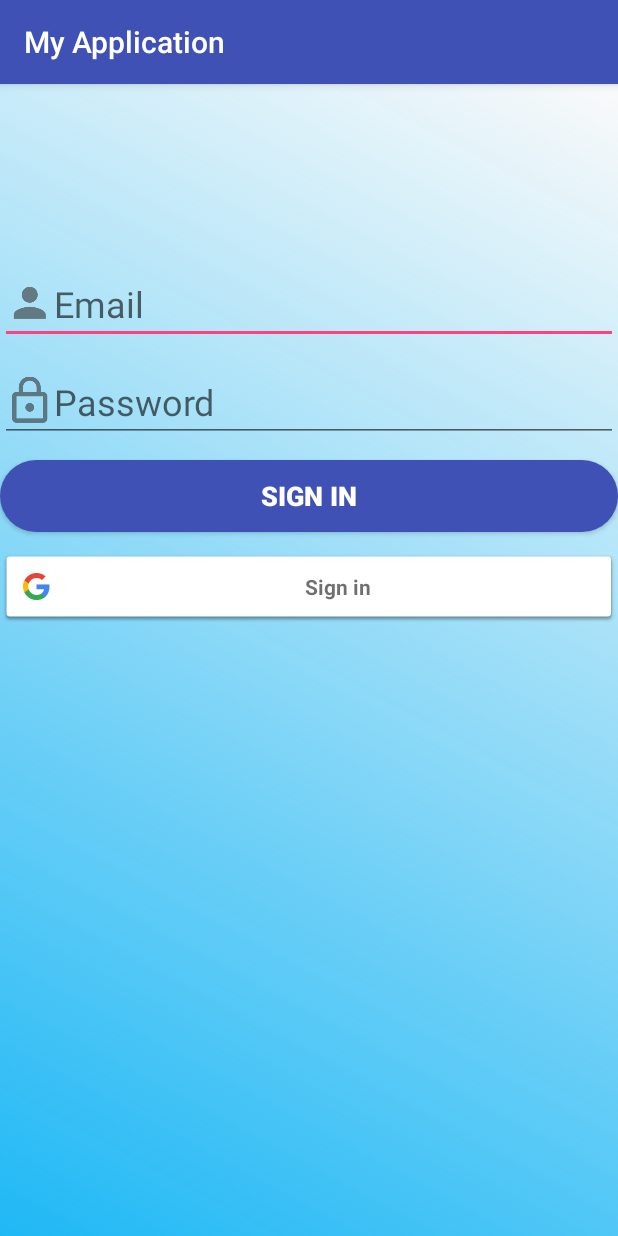
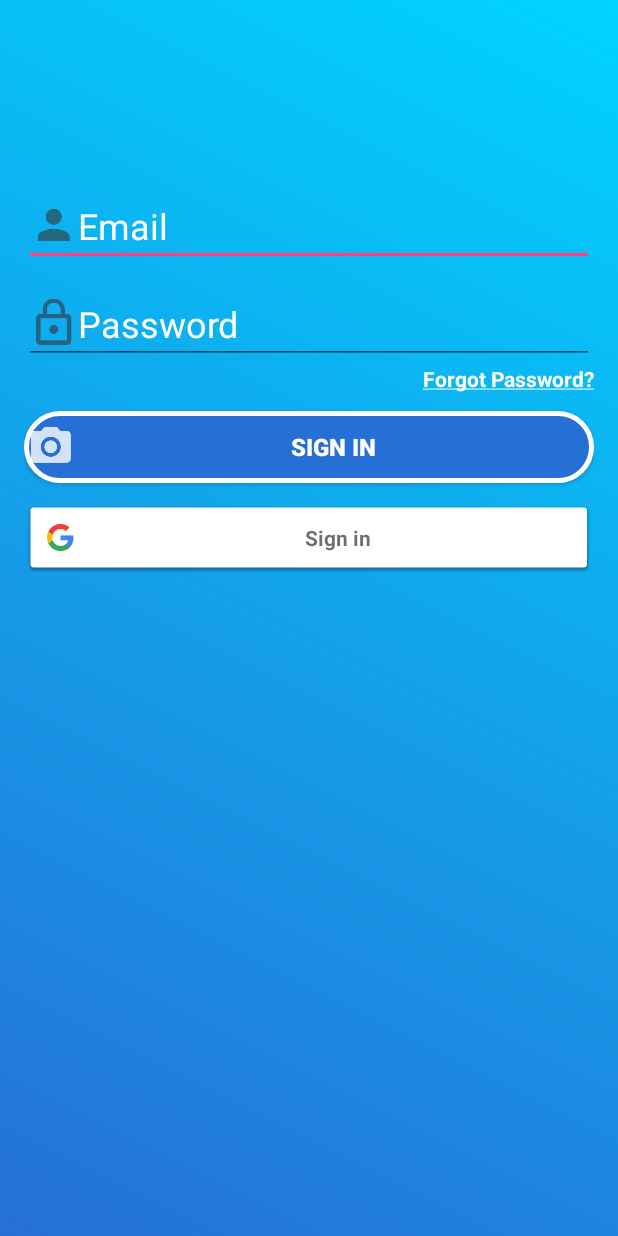
Before and after one commit to jevuu/e-ceipt, an Android app: the screen it shows after launch (MainActivity), on a phone screen of 412 x 824 dp. Run offline under Robolectric (Android 15) with nearby library versions, the phone set to English and light mode, and no system bars.

Commit message:
Hide Action Bar

```diff
--- a/app/src/main/java/com/example/d8/myapplication/MainActivity.java
+++ b/app/src/main/java/com/example/d8/myapplication/MainActivity.java
@@ -1,16 +1,25 @@
 package com.example.d8.myapplication;
 
+import android.support.v7.app.ActionBar;
 import android.support.v7.app.AppCompatActivity;
 import android.os.Bundle;
 import android.view.View;
 import android.widget.EditText;
 
+//Last modification: Alistair
+//Added a hide actionbar
 public class MainActivity extends AppCompatActivity {
     EditText userET, passET;
     @Override
     protected void onCreate(Bundle savedInstanceState) {
         super.onCreate(savedInstanceState);
         setContentView(R.layout.activity_main);
+
+        //Hides the Actionbar
+        ActionBar ag = getSupportActionBar();
+        if(ag != null){
+            ag.hide();
+        }
 
         userET = (EditText)findViewById(R.id.main_uid);
         passET = (EditText)findViewById(R.id.main_pwd);
--- a/app/src/main/res/drawable/btn_roundcorner.xml
+++ b/app/src/main/res/drawable/btn_roundcorner.xml
@@ -1,5 +1,8 @@
 <shape xmlns:android="http://schemas.android.com/apk/res/android"
     android:shape="rectangle">
-    <solid android:color="@color/colorPrimary" />
-    <corners android:radius="35dp" />
+    <solid android:color="@color/colorEceiptBlue" />
+    <stroke
+        android:width="3dp"
+        android:color="@color/colorEceiptWhite"/>
+    <corners android:radius="25dp" />
 </shape>
--- a/app/src/main/res/drawable/gradient_splash.xml
+++ b/app/src/main/res/drawable/gradient_splash.xml
@@ -2,7 +2,7 @@
 <shape xmlns:android="http://schemas.android.com/apk/res/android"
     android:shape="rectangle">
     <gradient
-        android:startColor="#1fb8f5"
-        android:endColor="#00000000"
+        android:startColor="@color/colorEceiptBlue"
+        android:endColor="@color/colorEceiptLightBlue"
         android:angle="45"/>
 </shape>
--- a/app/src/main/res/layout/activity_main.xml
+++ b/app/src/main/res/layout/activity_main.xml
@@ -5,17 +5,18 @@
     android:layout_width="match_parent"
     android:layout_height="match_parent"
     android:background="@drawable/gradient_splash"
+    android:padding="16dp"
     tools:context=".MainActivity">
 
     <LinearLayout
         android:layout_width="0dp"
         android:layout_height="wrap_content"
-        android:layout_marginTop="76dp"
+        android:layout_marginTop="64dp"
         android:orientation="vertical"
         android:paddingBottom="32dp"
         android:paddingTop="32dp"
         app:layout_constraintEnd_toEndOf="parent"
-        app:layout_constraintHorizontal_bias="0.0"
+        app:layout_constraintHorizontal_bias="0.781"
         app:layout_constraintLeft_toLeftOf="parent"
         app:layout_constraintRight_toRightOf="parent"
         app:layout_constraintStart_toStartOf="parent"
@@ -30,7 +31,9 @@
             android:ems="10"
             android:hint="@string/main_hint_uid"
             android:inputType="textPersonName"
-            android:singleLine="false"
+            android:singleLine="true"
+            android:textColor="@color/colorEceiptWhite"
+            android:textColorHint="@color/colorEceiptWhite"
             android:textSize="24sp" />
 
         <EditText
@@ -42,7 +45,20 @@
             android:ems="10"
             android:hint="@string/main_hint_pwd"
             android:inputType="textPassword"
+            android:textColor="@color/colorEceiptWhite"
+            android:textColorHint="@color/colorEceiptWhite"
             android:textSize="24sp" />
+
+        <TextView
+            android:id="@+id/main_fgtPassword"
+            android:layout_width="match_parent"
+            android:layout_height="wrap_content"
+            android:clickable="true"
+            android:focusable="true"
+            android:text="@string/main_fgtPass"
+            android:textAlignment="viewEnd"
+            android:textColor="@color/colorEceiptWhite"
+            android:textStyle="bold" />
 
         <Button
             android:id="@+id/main_btn_login"
@@ -50,12 +66,13 @@
             android:layout_height="match_parent"
             android:layout_marginTop="12dp"
             android:background="@drawable/btn_roundcorner"
+            android:drawableStart="@drawable/ic_main_logo"
             android:onClick="onLogin"
             android:padding="2dp"
             android:paddingBottom="12dp"
             android:text="@string/main_login"
             android:textColor="@android:color/background_light"
-            android:textSize="18sp"
+            android:textSize="16sp"
             android:textStyle="bold" />
 
 
--- a/app/src/main/res/values/colors.xml
+++ b/app/src/main/res/values/colors.xml
@@ -3,5 +3,7 @@
     <color name="colorPrimary">#3F51B5</color>
     <color name="colorPrimaryDark">#303f9f</color>
     <color name="colorAccent">#ff4081</color>
-
+    <color name="colorEceiptBlue">#266fd6</color>
+    <color name="colorEceiptLightBlue">#00d4ff</color>
+    <color name="colorEceiptWhite">#ffffff</color>
 </resources>
--- a/app/src/main/res/values/strings.xml
+++ b/app/src/main/res/values/strings.xml
@@ -4,4 +4,6 @@
     <string name="main_login">Sign In</string>
     <string name="main_hint_uid">Email</string>
     <string name="main_hint_pwd">Password</string>
+    <string name="main_Register">Create Account</string>
+    <string name="main_fgtPass"> <u>Forgot Password?</u></string>
 </resources>
```
